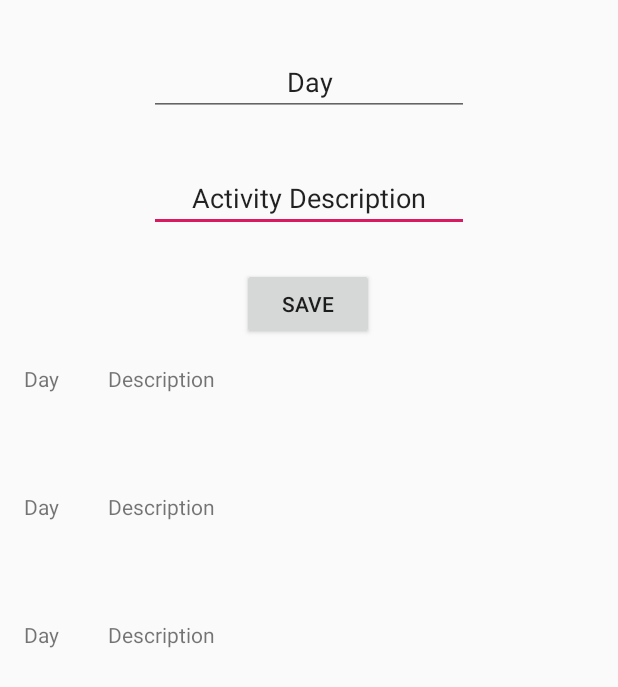
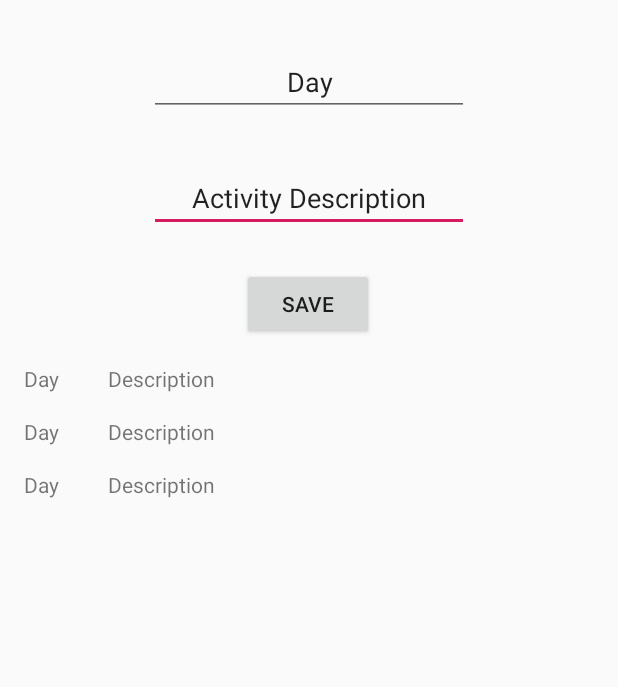
Before and after one commit to DenWhiteHouse/DaysTracker, an Android app: the layout days_tracker_fragment.xml on its own in the app's theme, with its tools: preview values and no code run, on a phone screen of 412 x 824 dp. Shown: the top 687 px of the screen. Run offline under Robolectric (Android 15) with nearby library versions, the phone set to English and light mode, and no system bars.

Commit message:
Used BindingAdapter for popolutating the RecyclerView

```diff
--- a/app/build.gradle
+++ b/app/build.gradle
@@ -50,4 +50,7 @@ dependencies {
     implementation "android.arch.navigation:navigation-fragment-ktx:$version_navigation"
     implementation "android.arch.navigation:navigation-ui-ktx:$version_navigation"
     implementation 'androidx.lifecycle:lifecycle-livedata-ktx:2.2.0-alpha01'
+
+    //DataBinding
+    kapt "com.android.databinding:compiler:3.4.1"
 }
--- a/app/src/main/java/com/example/daystracker/fragments/DayAdapter.kt
+++ b/app/src/main/java/com/example/daystracker/fragments/DayAdapter.kt
@@ -25,6 +25,7 @@ class DayAdapter(val clickListener: DayListener): ListAdapter<Day, DayAdapter.Vi
     class ViewHolder private constructor(val binding: DayItemBinding): RecyclerView.ViewHolder(binding.root){
 
         fun bind(item: Day, clickListener: DayListener) {
+            binding.day = item
             binding.dayTextView.setText(item.dayNumber)
             binding.descriptionTextView2.setText(item.activityOfDay)
             binding.clickListener = clickListener
--- a/app/src/main/java/com/example/daystracker/fragments/DayTrackerViewModel.kt
+++ b/app/src/main/java/com/example/daystracker/fragments/DayTrackerViewModel.kt
@@ -16,7 +16,7 @@ class DayTrackerViewModel(
 
     private var viewModelJob = Job()
 
-    lateinit var days : LiveData<List<Day>>
+    var days : LiveData<List<Day>>
 
     override fun onCleared() {
         super.onCleared()
--- a/app/src/main/res/layout/day_item.xml
+++ b/app/src/main/res/layout/day_item.xml
@@ -24,12 +24,12 @@
                 android:layout_marginTop="8dp" app:layout_constraintTop_toTopOf="parent" tools:text="Day"/>
         <TextView
                 android:layout_width="300dp"
-                android:layout_height="61dp"
+                android:layout_height="wrap_content"
                 android:id="@+id/description_textView2" app:layout_constraintStart_toEndOf="@+id/day_textView"
                 android:layout_marginStart="8dp" android:layout_marginTop="8dp"
                 app:layout_constraintTop_toTopOf="parent"
                 app:layout_constraintEnd_toEndOf="parent" android:layout_marginEnd="8dp"
-                app:layout_constraintBottom_toBottomOf="parent" android:layout_marginBottom="16dp"
+                app:layout_constraintBottom_toBottomOf="parent" android:layout_marginBottom="8dp"
                 tools:text="Description"/>
     </androidx.constraintlayout.widget.ConstraintLayout>
 </layout>
--- a/app/src/main/res/layout/days_tracker_fragment.xml
+++ b/app/src/main/res/layout/days_tracker_fragment.xml
@@ -49,6 +49,7 @@
                 android:layout_height="0dp"
                 app:layoutManager="androidx.recyclerview.widget.LinearLayoutManager"
                 tools:listitem="@layout/day_item"
+                app:listData="@{viewModel.days}"
                 android:layout_marginTop="8dp"
                 app:layout_constraintTop_toBottomOf="@+id/save_button" android:layout_marginStart="8dp"
                 app:layout_constraintStart_toStartOf="parent" android:layout_marginEnd="8dp"
```
Also changed, not shown: app/src/main/java/com/example/daystracker/fragments/BindingAdapter.kt (added, +11 -0 lines), app/src/main/java/com/example/daystracker/fragments/DaysTrackerFragment.kt (+6 -8 lines).
